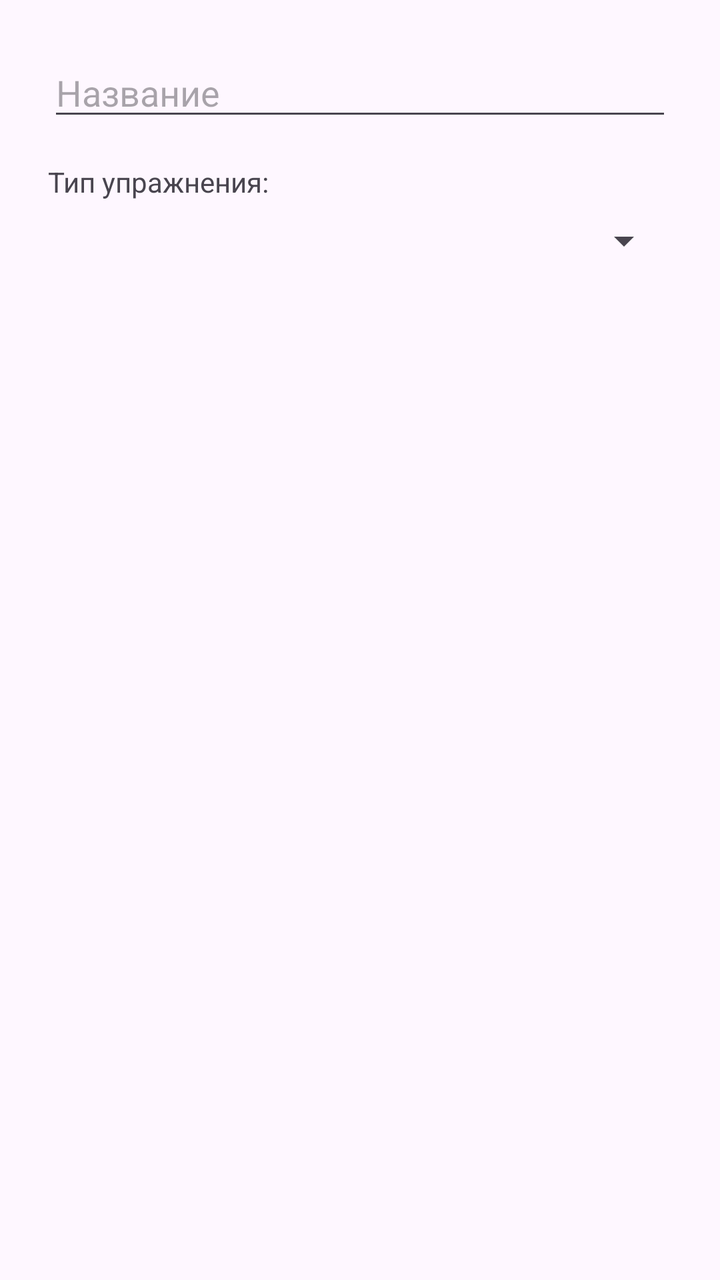
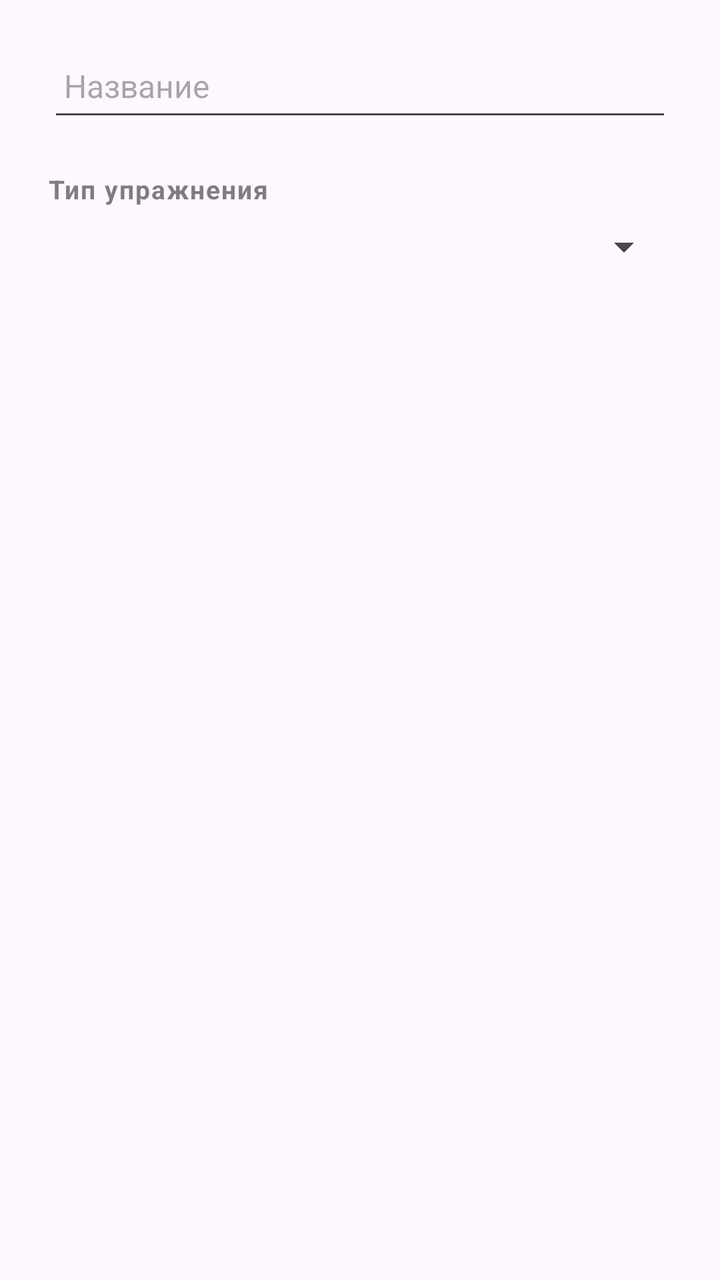

An Android layout rendered at two revisions. The XML below is the earlier revision; the diff shows what the commit changed to produce the second picture.
<!-- AndroidManifest.xml: application theme Theme.Jym -->
<!-- res/layout/dialog_exercise.xml -->
<?xml version="1.0" encoding="utf-8"?>
<LinearLayout xmlns:android="http://schemas.android.com/apk/res/android"
    android:layout_width="match_parent"
    android:layout_height="wrap_content"
    android:orientation="vertical"
    android:padding="24dp">

    <EditText
        android:id="@+id/edit_name"
        android:layout_width="match_parent"
        android:layout_height="wrap_content"
        android:hint="Название"
        android:inputType="text"
        android:maxLength="60" />

    <TextView
        android:layout_width="match_parent"
        android:layout_height="wrap_content"
        android:layout_marginTop="16dp"
        android:text="Тип упражнения:" />

    <Spinner
        android:id="@+id/spinner_type"
        android:layout_width="match_parent"
        android:layout_height="wrap_content"
        android:layout_marginTop="8dp" />

</LinearLayout>
<!-- resources referenced by this layout -->
<resources>
  <style name="Theme.Jym" parent="Base.Theme.Jym" />
  <style name="Base.Theme.Jym" parent="Theme.Material3.DayNight.NoActionBar">
          
          
      </style>
</resources>

<!-- the commit's change to res/layout/dialog_exercise.xml (unified diff, before → after) -->
@@ -3,7 +3,10 @@
     android:layout_width="match_parent"
     android:layout_height="wrap_content"
     android:orientation="vertical"
-    android:padding="24dp">
+    android:paddingStart="24dp"
+    android:paddingEnd="24dp"
+    android:paddingTop="20dp"
+    android:paddingBottom="16dp">
 
     <EditText
         android:id="@+id/edit_name"
@@ -11,13 +14,22 @@
         android:layout_height="wrap_content"
         android:hint="Название"
         android:inputType="text"
-        android:maxLength="60" />
+        android:maxLength="60"
+        android:textSize="16sp"
+        android:paddingStart="8dp"
+        android:paddingEnd="8dp"
+        android:paddingTop="12dp"
+        android:paddingBottom="12dp" />
 
     <TextView
         android:layout_width="match_parent"
         android:layout_height="wrap_content"
-        android:layout_marginTop="16dp"
-        android:text="Тип упражнения:" />
+        android:layout_marginTop="20dp"
+        android:text="Тип упражнения"
+        android:textSize="13sp"
+        android:textStyle="bold"
+        android:letterSpacing="0.05"
+        android:alpha="0.7" />
 
     <Spinner
         android:id="@+id/spinner_type"
